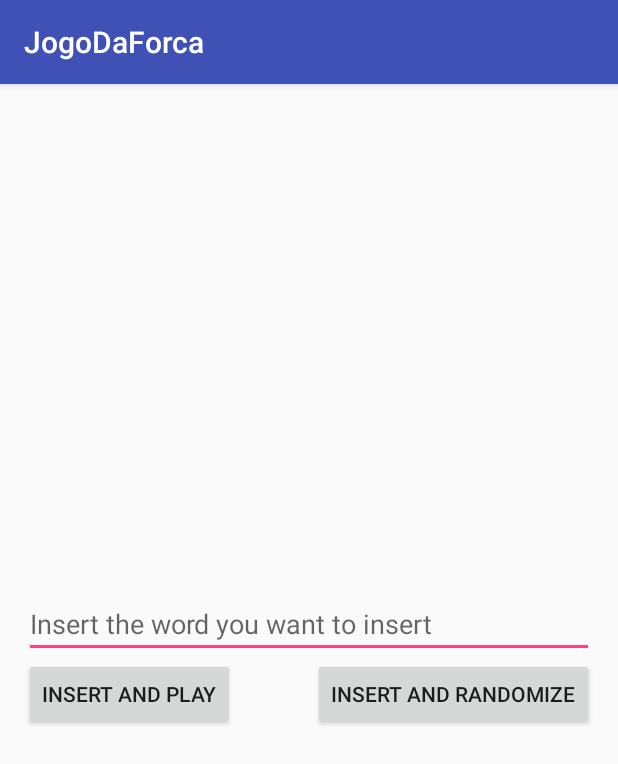
After one commit to rogeriopalermo/Jogo-da-Forca, an Android app: the InserirPalavrasActivity screen opened directly, with no data from a screen before it, on a phone screen of 412 x 824 dp. The commit adds this screen. Shown: the top 764 px of the screen. Run offline under Robolectric (Android 15) with nearby library versions, the phone set to English and light mode, and no system bars.

Commit message:
Third release, adding the function to insert a new word and already play with it or randomize a already inserted word. Also adding the usage of SQLite, rather than using and constant array of strings to select the word which will be used to play.

```diff
--- a/app/src/main/AndroidManifest.xml
+++ b/app/src/main/AndroidManifest.xml
@@ -15,6 +15,7 @@
                 <category android:name="android.intent.category.LAUNCHER" />
             </intent-filter>
         </activity>
+        <activity android:name=".InserirPalavrasActivity"></activity>
     </application>
 
 </manifest>
--- /dev/null
+++ b/app/src/main/java/br/com/jogorogerio/jogodaforca/InserirPalavrasActivity.java
@@ -0,0 +1,55 @@
+package br.com.jogorogerio.jogodaforca;
+
+import android.app.Activity;
+import android.content.Intent;
+import android.support.v7.app.AppCompatActivity;
+import android.os.Bundle;
+import android.view.View;
+import android.widget.Button;
+import android.widget.EditText;
+import android.widget.Toast;
+
+import br.com.jogorogerio.jogodaforca.DAO.JogoDaVelhaDAO;
+
+public class InserirPalavrasActivity extends AppCompatActivity {
+
+    public static final String PALAVRA = "palavra";
+
+    @Override
+    protected void onCreate(Bundle savedInstanceState) {
+        super.onCreate(savedInstanceState);
+        setContentView(R.layout.activity_inserir_palavras);
+
+        final EditText etNewWord = (EditText) findViewById(R.id.etNewWord);
+
+        Button btnInsertAndPlay = (Button) findViewById(R.id.btnInsertAndPlay);
+        btnInsertAndPlay.setOnClickListener(new View.OnClickListener() {
+            @Override
+            public void onClick(View view) {
+                insertWordTask(etNewWord);
+                Intent resultIntent = new Intent();
+                resultIntent.putExtra(PALAVRA, etNewWord.getText().toString());
+                setResult(Activity.RESULT_OK,  resultIntent);
+                finish();
+            }
+        });
+
+        Button btnInsertAndRandomize = (Button) findViewById(R.id.btnInsertAndRandomize);
+        btnInsertAndRandomize.setOnClickListener(new View.OnClickListener() {
+            @Override
+            public void onClick(View view) {
+                insertWordTask(etNewWord);
+                setResult(Activity.RESULT_CANCELED);
+                finish();
+            }
+        });
+    }
+
+    private void insertWordTask(EditText etNewWord) {
+        JogoDaVelhaDAO dao = new JogoDaVelhaDAO(InserirPalavrasActivity.this);
+        String word = etNewWord.getText().toString();
+        dao.insertWord(word);
+        Toast.makeText(InserirPalavrasActivity.this, "Palavra Inserida = " + word, Toast.LENGTH_SHORT).show();
+        dao.close();
+    }
+}
--- /dev/null
+++ b/app/src/main/res/layout/activity_inserir_palavras.xml
@@ -0,0 +1,41 @@
+<?xml version="1.0" encoding="utf-8"?>
+<LinearLayout xmlns:android="http://schemas.android.com/apk/res/android"
+    xmlns:tools="http://schemas.android.com/tools"
+    android:layout_width="match_parent"
+    android:layout_height="match_parent"
+    android:paddingBottom="@dimen/activity_vertical_margin"
+    android:paddingLeft="@dimen/activity_horizontal_margin"
+    android:paddingRight="@dimen/activity_horizontal_margin"
+    android:paddingTop="@dimen/activity_vertical_margin"
+    android:gravity="center"
+    android:orientation="vertical"
+    tools:context="br.com.jogorogerio.jogodaforca.InserirPalavrasActivity">
+
+    <EditText
+        android:layout_width="match_parent"
+        android:layout_height="wrap_content"
+        android:hint="Insert the word you want to insert"
+        android:id="@+id/etNewWord"
+        />
+
+    <RelativeLayout
+        android:layout_width="match_parent"
+        android:layout_height="wrap_content"
+        android:orientation="horizontal"
+        >
+        <Button
+            android:layout_width="wrap_content"
+            android:layout_height="wrap_content"
+            android:id="@+id/btnInsertAndPlay"
+            android:text="Insert and Play"/>
+        <Button
+            android:layout_width="wrap_content"
+            android:layout_height="wrap_content"
+            android:layout_alignParentRight="true"
+            android:id="@+id/btnInsertAndRandomize"
+            android:text="Insert and randomize"
+            />
+
+    </RelativeLayout>
+
+</LinearLayout>
--- a/app/src/main/res/layout/main.xml
+++ b/app/src/main/res/layout/main.xml
@@ -24,7 +24,8 @@
         android:layout_height="wrap_content"
         android:id="@+id/etLetra"
         android:layout_gravity="center_horizontal|bottom"
-        android:maxLength="1"/>
+        android:maxLength="1"
+        android:enabled="false"/>
     <Button
         android:layout_width="150dp"
         android:layout_height="wrap_content"
```
Also changed, not shown: app/src/main/java/br/com/jogorogerio/jogodaforca/DAO/JogoDaVelhaDAO.java (added, +54 -0 lines), app/src/main/java/br/com/jogorogerio/jogodaforca/Main.java (+60 -15 lines), app/src/main/res/menu/menu.xml (added, +8 -0 lines), app/src/main/res/drawable/adicionar.jpg (added).
